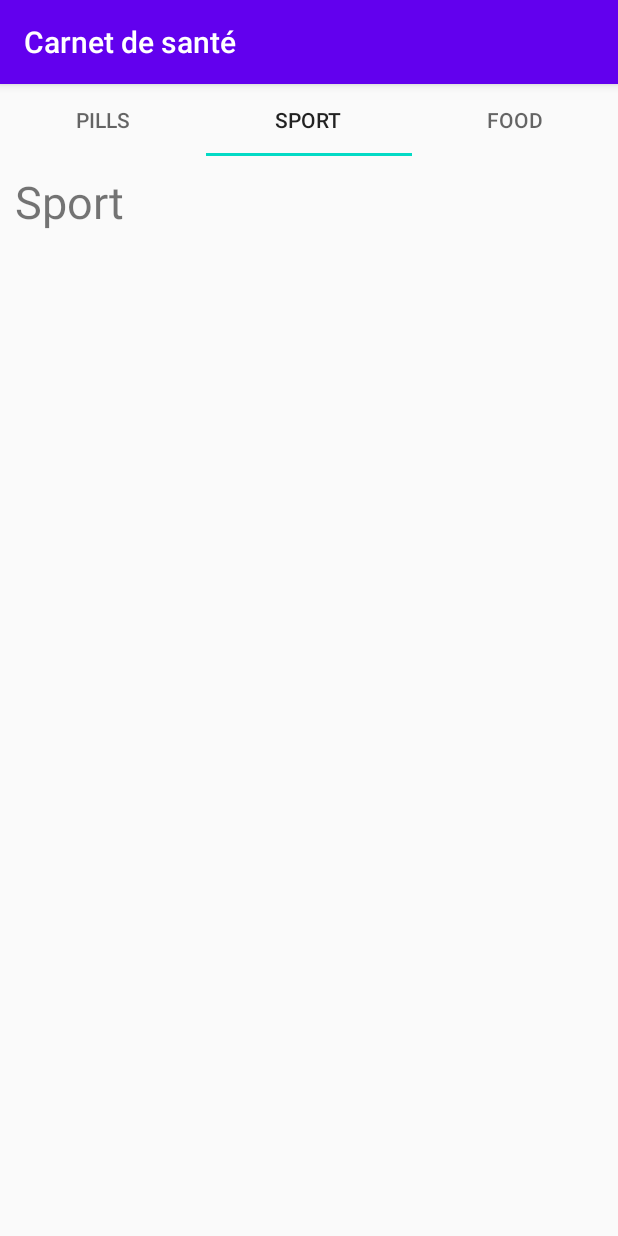
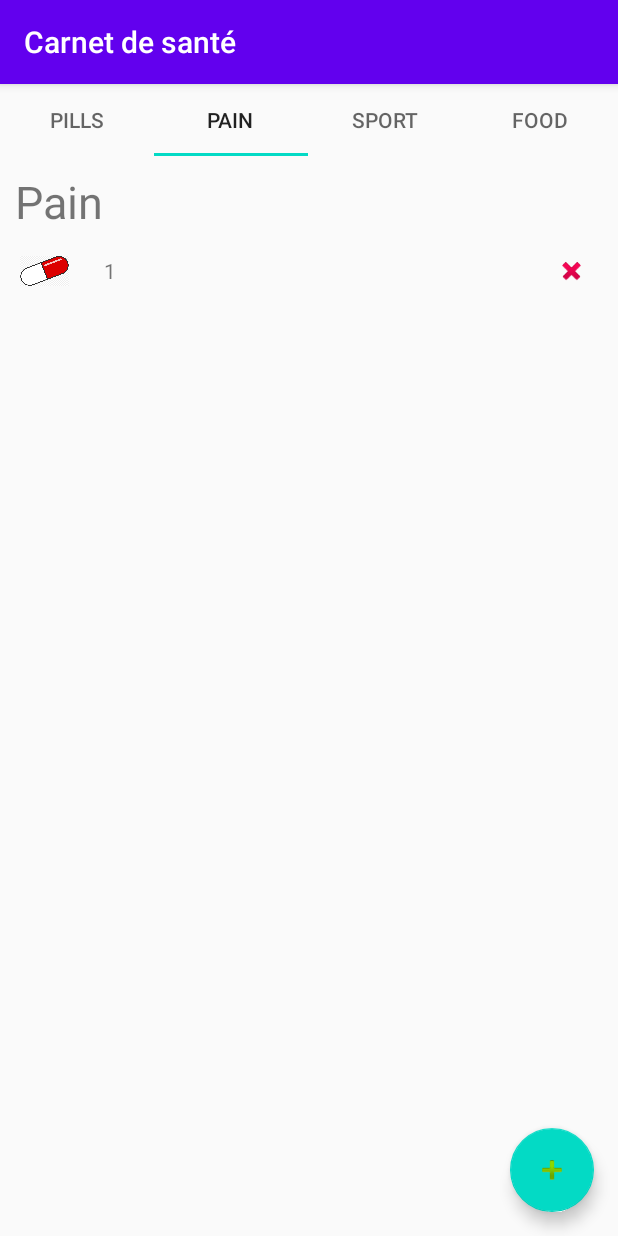
Before and after one commit to HadrienMarcellin/PillsReminder, an Android app: the screen it shows after launch (MainActivity), tab 2 chosen, on a phone screen of 412 x 824 dp. Run offline under Robolectric (Android 15) with nearby library versions, the phone set to English and light mode, and no system bars; our stand-ins replace Room's generated code.

Commit message:
new pain tab with list of pains

```diff
--- a/app/src/main/java/com/example/pillsreminder/activities/MainActivity.java
+++ b/app/src/main/java/com/example/pillsreminder/activities/MainActivity.java
@@ -9,9 +9,11 @@ import android.os.Bundle;
 
 import com.example.pillsreminder.R;
 import com.example.pillsreminder.fragments.FoodTabFragment;
+import com.example.pillsreminder.fragments.PainTabFragment;
 import com.example.pillsreminder.fragments.PillTabFragment;
 import com.example.pillsreminder.fragments.SportTabFragment;
 import com.example.pillsreminder.tabAdapters.SITabAdapter;
+import com.example.pillsreminder.viewModels.PainViewModel;
 import com.example.pillsreminder.viewModels.PillViewModel;
 import com.google.android.material.tabs.TabLayout;
 
@@ -21,6 +23,7 @@ public class MainActivity extends AppCompatActivity {
     private TabLayout tabLayout;
     private ViewPager viewPager;
     private PillViewModel mPillViewModel;
+    private PainViewModel mPainViewModel;
 
 
     @Override
@@ -33,6 +36,7 @@ public class MainActivity extends AppCompatActivity {
 
         adapter = new SITabAdapter(getSupportFragmentManager());
         adapter.addFragment(new PillTabFragment(), PillTabFragment.title);
+        adapter.addFragment(new PainTabFragment(), PainTabFragment.title);
         adapter.addFragment(new SportTabFragment(), SportTabFragment.title);
         adapter.addFragment(new FoodTabFragment(), FoodTabFragment.title);
 
--- a/app/src/main/java/com/example/pillsreminder/database/PainDatabase.java
+++ b/app/src/main/java/com/example/pillsreminder/database/PainDatabase.java
@@ -22,7 +22,7 @@ public abstract class PainDatabase extends RoomDatabase {
 
     private static volatile PainDatabase INSTANCE;
     private static final int NUMBER_OF_THREADS = 4;
-    private static final ExecutorService databaseWriterExecutor = Executors.newFixedThreadPool(NUMBER_OF_THREADS);
+    public static final ExecutorService databaseWriterExecutor = Executors.newFixedThreadPool(NUMBER_OF_THREADS);
 
     public static PainDatabase getInstance(Context context) {
         if (INSTANCE == null)
--- a/app/src/main/java/com/example/pillsreminder/fragments/PainTabFragment.java
+++ b/app/src/main/java/com/example/pillsreminder/fragments/PainTabFragment.java
@@ -1,15 +1,29 @@
 package com.example.pillsreminder.fragments;
 
+import android.content.Intent;
 import android.os.Bundle;
 
 import androidx.fragment.app.Fragment;
+import androidx.lifecycle.Observer;
+import androidx.lifecycle.ViewModelProviders;
+import androidx.recyclerview.widget.LinearLayoutManager;
 import androidx.recyclerview.widget.RecyclerView;
 
 import android.view.LayoutInflater;
 import android.view.View;
 import android.view.ViewGroup;
+import android.widget.Toast;
 
 import com.example.pillsreminder.R;
+import com.example.pillsreminder.activities.NewPillActivity;
+import com.example.pillsreminder.entities.Pain;
+import com.example.pillsreminder.viewAdapter.PainListAdapter;
+import com.example.pillsreminder.viewModels.PainViewModel;
+import com.google.android.material.floatingactionbutton.FloatingActionButton;
+
+import java.util.List;
+
+import static android.app.Activity.RESULT_OK;
 
 /**
  * A simple {@link Fragment} subclass.
@@ -19,12 +33,11 @@ public class PainTabFragment extends Fragment {
 
     public static final CharSequence title = "Pain";
     public static final int NEW_WORD_ACTIVITY_REQUEST_CODE = 1;
+    private PainViewModel painViewModel;
 
     public PainTabFragment() {
         // Required empty public constructor
     }
-
-
 
     @Override
     public View onCreateView(LayoutInflater inflater, ViewGroup container,
@@ -33,4 +46,41 @@ public class PainTabFragment extends Fragment {
         return inflater.inflate(R.layout.fragment_pain_tab, container, false);
     }
 
+    @Override
+    public void onViewCreated(View view, Bundle savedInstanceState) {
+
+        RecyclerView recyclerView = getActivity().findViewById(R.id.pain_recyclerview);
+        final PainListAdapter adapter =  new PainListAdapter(getActivity());
+        recyclerView.setAdapter(adapter);
+        recyclerView.setLayoutManager(new LinearLayoutManager(getActivity()));
+
+        painViewModel = ViewModelProviders.of(this).get(PainViewModel.class);
+        painViewModel.getAllPains().observe(getActivity(), new Observer<List<Pain>>() {
+            @Override
+            public void onChanged(List<Pain> pains) {
+                adapter.setAllPains(pains);
+            }
+        });
+
+        FloatingActionButton fab = view.findViewById(R.id.fab_new_pain);
+        fab.setOnClickListener(new View.OnClickListener() {
+            @Override
+            public void onClick(View v) {
+                Intent intent = new Intent(getContext(), NewPillActivity.class);
+                startActivityForResult(intent, NEW_WORD_ACTIVITY_REQUEST_CODE);
+            }
+        });
+    }
+
+    @Override
+    public void onActivityResult(int requestCode, int resultCode, Intent data) {
+        super.onActivityResult(requestCode, resultCode, data);
+        if (requestCode == NEW_WORD_ACTIVITY_REQUEST_CODE && resultCode == RESULT_OK) {
+            Pain pain = new Pain(Integer.valueOf(data.getStringExtra(NewPillActivity.EXTRA_REPLY)));
+            painViewModel.insertItem(pain);
+        } else {
+            Toast.makeText(getContext(), "Cancelled", Toast.LENGTH_LONG).show();
+        }
+    }
+
 }
--- a/app/src/main/java/com/example/pillsreminder/fragments/PillTabFragment.java
+++ b/app/src/main/java/com/example/pillsreminder/fragments/PillTabFragment.java
@@ -47,7 +47,7 @@ public class PillTabFragment extends Fragment {
 
     @Override
     public void onViewCreated (View view, Bundle savedInstanceState) {
-        RecyclerView recyclerView = getActivity().findViewById(R.id.recyclerview);
+        RecyclerView recyclerView = getActivity().findViewById(R.id.pill_recyclerview);
         final PillListAdapter adapter = new PillListAdapter(getActivity());
         recyclerView.setAdapter(adapter);
         recyclerView.setLayoutManager(new LinearLayoutManager(getActivity()));
--- /dev/null
+++ b/app/src/main/java/com/example/pillsreminder/repositories/PainRepository.java
@@ -0,0 +1,46 @@
+package com.example.pillsreminder.repositories;
+
+import android.app.Application;
+
+import androidx.lifecycle.LiveData;
+
+import com.example.pillsreminder.dao.PainDao;
+import com.example.pillsreminder.database.PainDatabase;
+import com.example.pillsreminder.entities.Pain;
+
+import java.util.List;
+
+public class PainRepository {
+
+    private PainDao painDao;
+    private LiveData<List<Pain>> allPains;
+
+    public PainRepository(Application application) {
+        PainDatabase painDatabase = PainDatabase.getInstance(application);
+        this.painDao = painDatabase.painDao();
+        this.allPains = painDao.getAllPains();
+    }
+
+    public LiveData<List<Pain>> getAllPains() {
+        return allPains;
+    }
+
+    // You must call these on a non UI Thread.
+    public void deleteAll() {
+        PainDatabase.databaseWriterExecutor.execute(()-> {
+            painDao.deleteAll();
+        });
+    }
+
+    public void delete(Pain pain) {
+        PainDatabase.databaseWriterExecutor.execute(()-> {
+            painDao.delete(pain);
+        });
+    }
+
+    public void insert(Pain pain) {
+        PainDatabase.databaseWriterExecutor.execute(()-> {
+            painDao.insert(pain);
+        });
+    }
+}
--- /dev/null
+++ b/app/src/main/java/com/example/pillsreminder/viewAdapter/PainListAdapter.java
@@ -0,0 +1,67 @@
+package com.example.pillsreminder.viewAdapter;
+
+import android.content.Context;
+import android.text.Layout;
+import android.view.LayoutInflater;
+import android.view.View;
+import android.view.ViewGroup;
+import android.widget.TextView;
+
+import androidx.annotation.NonNull;
+import androidx.recyclerview.widget.RecyclerView;
+
+import com.example.pillsreminder.R;
+import com.example.pillsreminder.entities.Pain;
+
+import java.util.List;
+
+public class PainListAdapter extends RecyclerView.Adapter<PainListAdapter.PainViewHolder> {
+
+    private List<Pain> allPains;
+    private LayoutInflater mInflater;
+
+    @NonNull
+    @Override
+    public PainViewHolder onCreateViewHolder(@NonNull ViewGroup parent, int viewType) {
+        View itemView = mInflater.inflate(R.layout.fragment_pill_item, parent, false);
+        return new PainViewHolder(itemView);
+    }
+
+    @Override
+    public void onBindViewHolder(@NonNull PainViewHolder holder, int position) {
+        if (allPains != null) {
+            Pain current = allPains.get(position);
+            holder.textView.setText(String.valueOf(current.getLevel()));
+        } else {
+            holder.textView.setText("No pain.");
+        }
+    }
+
+    @Override
+    public int getItemCount() {
+        if (allPains != null)
+            return allPains.size();
+        else
+            return 0;
+    }
+
+    public void setAllPains(List<Pain> pains) {
+        allPains = pains;
+        notifyDataSetChanged();
+    }
+
+    // Constructor
+    public PainListAdapter(Context context) {
+        mInflater = LayoutInflater.from(context);
+    }
+
+    public class PainViewHolder extends RecyclerView.ViewHolder{
+
+        private TextView textView;
+        public PainViewHolder(@NonNull View itemView) {
+            super(itemView);
+
+            this.textView = itemView.findViewById(R.id.textView_pill);
+        }
+    }
+}
--- /dev/null
+++ b/app/src/main/java/com/example/pillsreminder/viewModels/PainViewModel.java
@@ -0,0 +1,43 @@
+package com.example.pillsreminder.viewModels;
+
+import android.app.Application;
+import android.app.ListActivity;
+
+import androidx.annotation.NonNull;
+import androidx.lifecycle.AndroidViewModel;
+import androidx.lifecycle.LiveData;
+
+import com.example.pillsreminder.entities.Pain;
+import com.example.pillsreminder.repositories.PainRepository;
+
+import java.util.List;
+
+public class PainViewModel extends AndroidViewModel {
+
+
+    private PainRepository painRepository;
+    private LiveData<List<Pain>> allPains;
+
+
+    public PainViewModel(@NonNull Application application) {
+        super(application);
+        this.painRepository = new PainRepository(application);
+        this.allPains = painRepository.getAllPains();
+    }
+
+    public LiveData<List<Pain>> getAllPains() {
+        return allPains;
+    }
+
+    public void insertItem(Pain pain) {
+        painRepository.insert(pain);
+    }
+
+    public void deleteItem(Pain pain) {
+        painRepository.delete(pain);
+    }
+
+    public void deleteAllItems() {
+        painRepository.deleteAll();
+    }
+}
--- a/app/src/main/res/layout/fragment_pain_tab.xml
+++ b/app/src/main/res/layout/fragment_pain_tab.xml
@@ -1,14 +1,44 @@
 <?xml version="1.0" encoding="utf-8"?>
-<FrameLayout xmlns:android="http://schemas.android.com/apk/res/android"
+<LinearLayout xmlns:android="http://schemas.android.com/apk/res/android"
     xmlns:tools="http://schemas.android.com/tools"
     android:layout_width="match_parent"
     android:layout_height="match_parent"
+    xmlns:app="http://schemas.android.com/apk/res-auto"
+    android:orientation="vertical"
     tools:context=".fragments.PainTabFragment">
 
-    <!-- TODO: Update blank fragment layout -->
+
     <TextView
+        android:id="@+id/pain_textView_title"
         android:layout_width="match_parent"
-        android:layout_height="match_parent"
-        android:text="@string/hello_blank_fragment" />
+        android:layout_height="wrap_content"
+        android:layout_marginTop="@dimen/default_margin"
+        android:paddingLeft="@dimen/default_padding"
+        android:text="@string/pain_tab_fragment_title"
+        android:textSize="@dimen/title_size" />
 
-</FrameLayout>
+    <androidx.constraintlayout.widget.ConstraintLayout
+        android:layout_width="match_parent"
+        android:layout_height="match_parent">
+
+        <androidx.recyclerview.widget.RecyclerView
+            android:id="@+id/pain_recyclerview"
+            android:layout_width="match_parent"
+            android:layout_height="match_parent"
+            android:layout_marginTop="@dimen/default_margin"
+            app:layout_constraintTop_toTopOf="parent"
+            tools:listitem="@layout/fragment_pill_item" />
+
+        <com.google.android.material.floatingactionbutton.FloatingActionButton
+            android:id="@+id/fab_new_pain"
+            android:layout_width="wrap_content"
+            android:layout_height="wrap_content"
+            android:clickable="true"
+            android:src="@android:drawable/ic_input_add"
+            android:layout_margin="16dp"
+            app:layout_constraintBottom_toBottomOf="parent"
+            app:layout_constraintEnd_toEndOf="parent" />
+
+    </androidx.constraintlayout.widget.ConstraintLayout>
+
+</LinearLayout>
--- a/app/src/main/res/layout/fragment_pill_tab.xml
+++ b/app/src/main/res/layout/fragment_pill_tab.xml
@@ -21,7 +21,7 @@
         android:layout_height="match_parent">
 
         <androidx.recyclerview.widget.RecyclerView
-            android:id="@+id/recyclerview"
+            android:id="@+id/pill_recyclerview"
             android:layout_width="match_parent"
             android:layout_height="match_parent"
             android:layout_marginTop="@dimen/default_margin"
--- a/app/src/main/res/values/strings.xml
+++ b/app/src/main/res/values/strings.xml
@@ -7,6 +7,7 @@
     <!-- Fragments tabs -->
     <string name="hello_blank_fragment">Hello blank fragment</string>
     <string name="pill_tab_fragment_title">Pills</string>
+    <string name="pain_tab_fragment_title">Pain</string>
     <string name="sport_tab_fragment_title">Sport</string>
     <string name="food_tab_fragment_title">Food</string>
     <string name="title_activity_new_pill">NewPillActivity</string>
```
